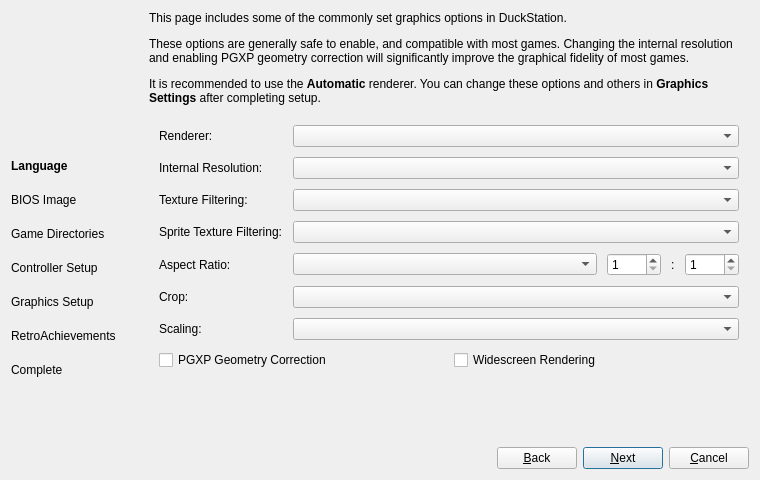
Qt form src/duckstation-qt/setupwizarddialog.ui (kofxi3584karlayang/duckstation) before a commit.
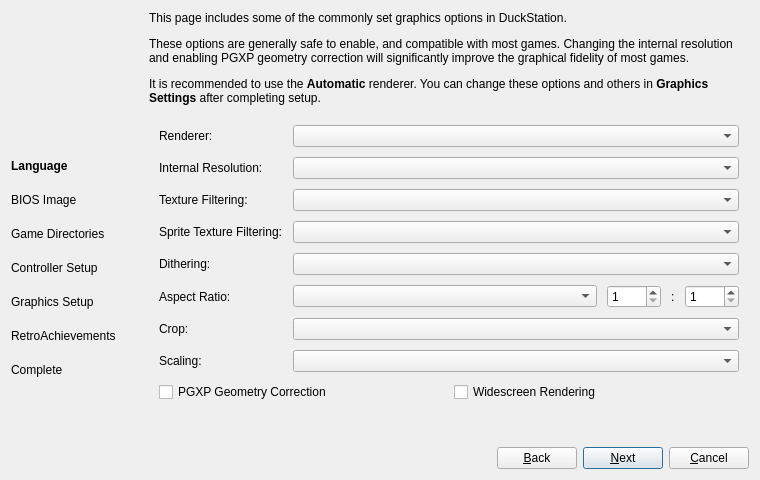
The same form after that commit. The open tabs and pages were chosen to show the change. Icons and pictures are not drawn.

Commit message:
Settings: Convert dithering/true color options to a dropdown
Half of them are mutually exclusive, so this simplifies things.
Fewer options = better, right?

Patch:
```diff
--- a/src/duckstation-qt/setupwizarddialog.ui
+++ b/src/duckstation-qt/setupwizarddialog.ui
@@ -792,14 +792,14 @@
          <item row="3" column="1">
           <widget class="QComboBox" name="spriteTextureFiltering"/>
          </item>
-         <item row="4" column="0">
+         <item row="5" column="0">
           <widget class="QLabel" name="label_18">
            <property name="text">
             <string>Aspect Ratio:</string>
            </property>
           </widget>
          </item>
-         <item row="4" column="1">
+         <item row="5" column="1">
           <layout class="QHBoxLayout" name="horizontalLayout_7" stretch="1,0,0,0">
            <item>
             <widget class="QComboBox" name="displayAspectRatio"/>
@@ -833,27 +833,27 @@
            </item>
           </layout>
          </item>
-         <item row="5" column="0">
+         <item row="6" column="0">
           <widget class="QLabel" name="label_19">
            <property name="text">
             <string>Crop:</string>
            </property>
           </widget>
          </item>
-         <item row="5" column="1">
+         <item row="6" column="1">
           <widget class="QComboBox" name="displayCropMode"/>
          </item>
-         <item row="6" column="0">
+         <item row="7" column="0">
           <widget class="QLabel" name="label_20">
            <property name="text">
             <string>Scaling:</string>
            </property>
           </widget>
          </item>
-         <item row="6" column="1">
+         <item row="7" column="1">
           <widget class="QComboBox" name="displayScaling"/>
          </item>
-         <item row="7" column="0" colspan="2">
+         <item row="8" column="0" colspan="2">
           <layout class="QGridLayout" name="gridLayout_2">
            <item row="0" column="1">
             <widget class="QCheckBox" name="widescreenHack">
@@ -871,6 +871,16 @@
            </item>
           </layout>
          </item>
+         <item row="4" column="0">
+          <widget class="QLabel" name="gpuDitheringModeLabel">
+           <property name="text">
+            <string>Dithering:</string>
+           </property>
+          </widget>
+         </item>
+         <item row="4" column="1">
+          <widget class="QComboBox" name="gpuDitheringMode"/>
+         </item>
         </layout>
        </item>
        <item>
```
The commit also changes 14 other files.
